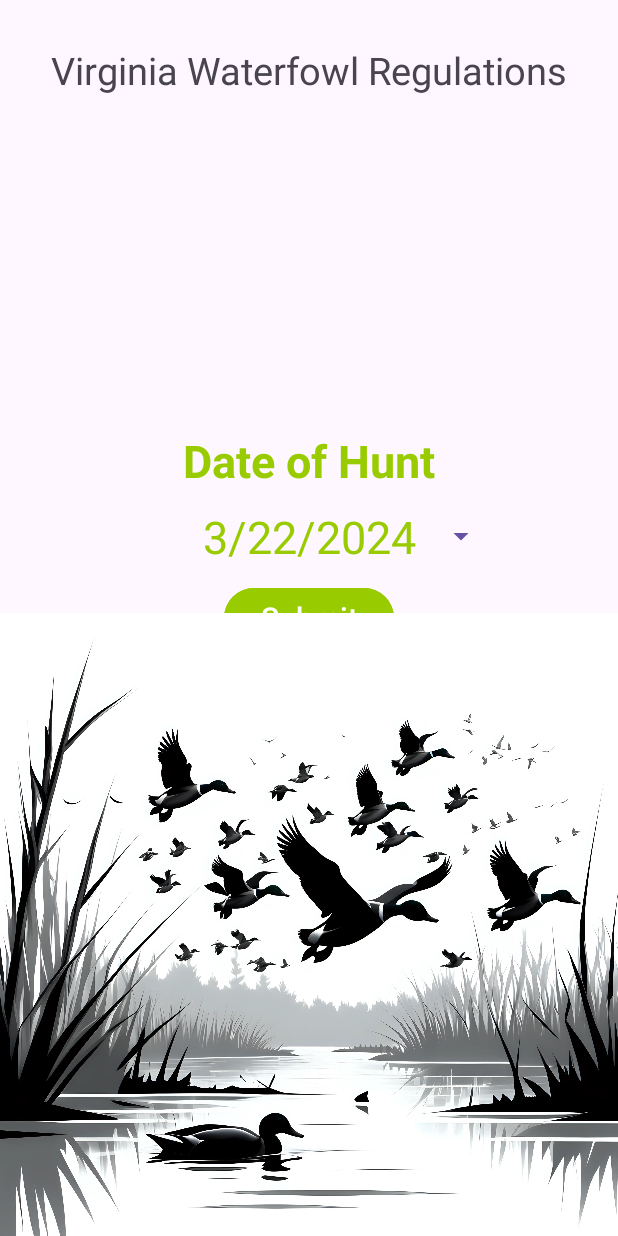
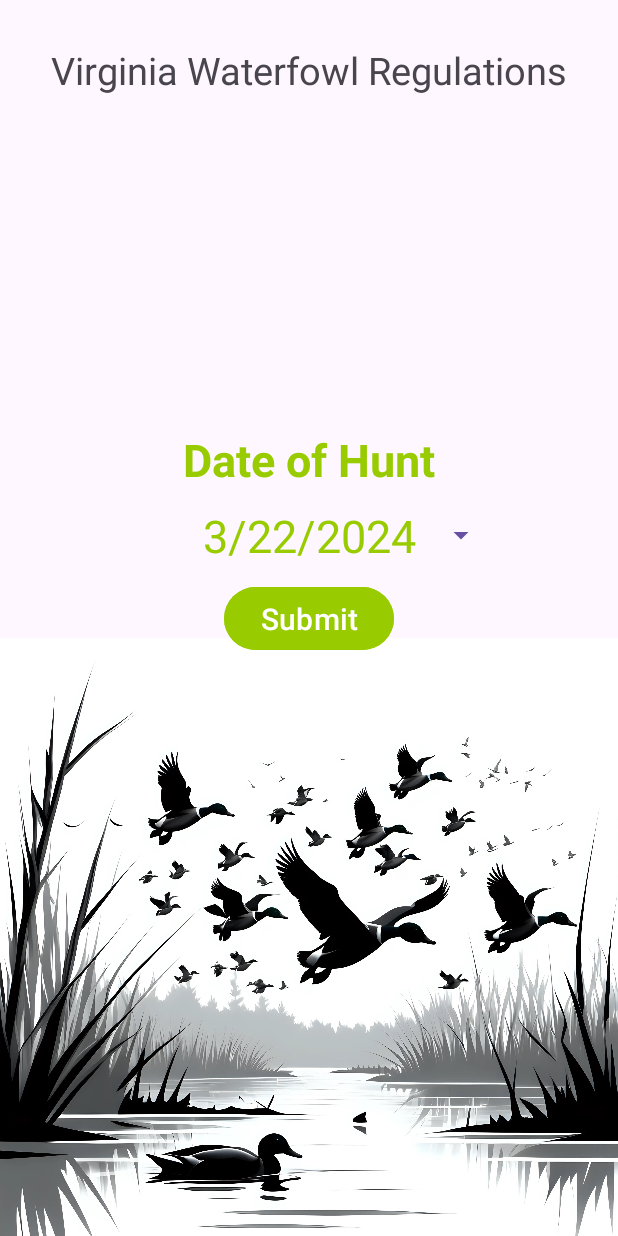
Before and after one commit to arshaw4/Virginia-Hunting-Regulations, an Android app: the screen it shows after launch (MainActivity), on a phone screen of 412 x 824 dp. Run offline under Robolectric (Android 15) with nearby library versions, the phone set to English and light mode, and no system bars.

Commit message:
fixed submit button layering

```diff
--- a/app/src/main/res/layout/activity_main.xml
+++ b/app/src/main/res/layout/activity_main.xml
@@ -12,40 +12,25 @@
         android:layout_width="wrap_content"
         android:layout_height="wrap_content"
         android:text="@string/virginia_waterfowl_regulations"
+        android:textSize="25sp"
         app:layout_constraintBottom_toBottomOf="parent"
         app:layout_constraintEnd_toEndOf="parent"
         app:layout_constraintStart_toStartOf="parent"
         app:layout_constraintTop_toTopOf="parent"
-        app:layout_constraintVertical_bias="0.037"
-        android:textSize="25sp"/>
-
-    <Button
-        android:id="@+id/submitDateButton"
-        android:layout_width="wrap_content"
-        android:layout_height="wrap_content"
-        android:text="@string/submit"
-        app:layout_constraintBottom_toBottomOf="parent"
-        app:layout_constraintEnd_toEndOf="parent"
-        app:layout_constraintHorizontal_bias="0.5"
-        app:layout_constraintStart_toStartOf="parent"
-        app:layout_constraintTop_toTopOf="parent"
-        app:layout_constraintVertical_bias="0.5"
-        android:textSize="20sp"
-        android:backgroundTint="@android:color/holo_green_light"/>
-
+        app:layout_constraintVertical_bias="0.037" />
 
     <Button
         android:id="@+id/datePickerButton"
+        style="?android:spinnerStyle"
         android:layout_width="250dp"
         android:layout_height="wrap_content"
-        android:textColor ="@android:color/holo_green_light"
+        android:text="@string/defaultDate"
         android:textAlignment="center"
-        android:text="@string/defaultDate"
-        style = "?android:spinnerStyle"
+        android:textColor="@android:color/holo_green_light"
         android:textSize="30sp"
         app:layout_constraintBottom_toTopOf="@+id/submitDateButton"
         app:layout_constraintEnd_toEndOf="parent"
-        app:layout_constraintStart_toStartOf="parent"/>
+        app:layout_constraintStart_toStartOf="parent" />
 
     <TextView
         android:id="@+id/textView2"
@@ -62,13 +47,27 @@
 
     <ImageView
         android:id="@+id/ducksBG"
+        android:layout_width="match_parent"
+        android:layout_height="415dp"
+        android:layout_alignParentBottom="true"
         android:contentDescription="@string/ducksBGImgDesc"
-        android:layout_width="415dp"
-        android:layout_height="415dp"
         app:layout_constraintBottom_toBottomOf="parent"
         app:layout_constraintEnd_toEndOf="parent"
         app:layout_constraintStart_toStartOf="parent"
+        app:layout_constraintTop_toBottomOf="@+id/submitDateButton"
         app:srcCompat="@drawable/duck_bg" />
+
+    <Button
+        android:id="@+id/submitDateButton"
+        android:layout_width="wrap_content"
+        android:layout_height="50sp"
+        android:backgroundTint="@android:color/holo_green_light"
+        android:text="@string/submit"
+        android:textSize="20sp"
+        app:layout_constraintBottom_toBottomOf="parent"
+        app:layout_constraintEnd_toEndOf="parent"
+        app:layout_constraintStart_toStartOf="parent"
+        app:layout_constraintTop_toTopOf="parent" />
 
 
 </androidx.constraintlayout.widget.ConstraintLayout>
```
